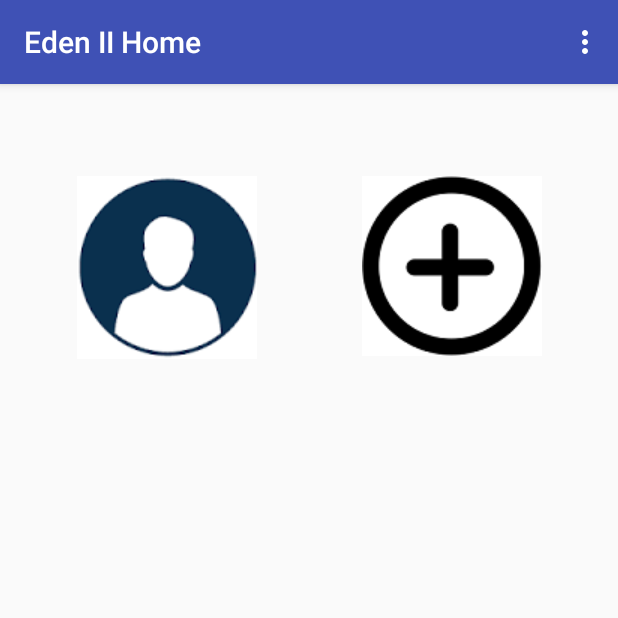
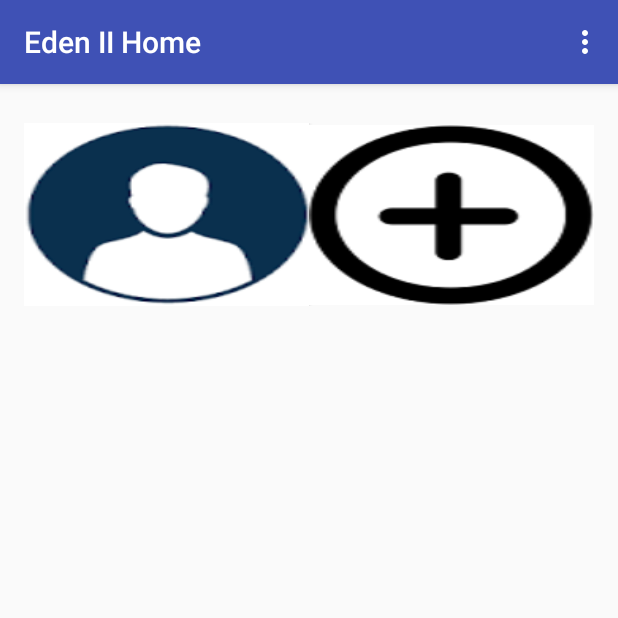
Before and after one commit to brooklyn2016/team-19, an Android app: the screen it shows after launch (MainActivity), on a phone screen of 412 x 824 dp, the top half of it. Run offline under Robolectric (Android 15) with nearby library versions, the phone set to English and light mode, and no system bars.

```diff
--- a/Eden2/app/src/main/AndroidManifest.xml
+++ b/Eden2/app/src/main/AndroidManifest.xml
@@ -3,6 +3,7 @@
     package="updated.eden2.org.eden2">
     <uses-permission android:name="android.permission.INTERNET" />
     <uses-permission android:name="android.permission.RECORD_AUDIO" />
+    <uses-permission android:name="android.permission.WRITE_EXTERNAL_STORAGE"/>
     <application
         android:allowBackup="true"
         android:icon="@mipmap/ic_launcher"
--- a/Eden2/app/src/main/res/layout/content_main.xml
+++ b/Eden2/app/src/main/res/layout/content_main.xml
@@ -21,19 +21,20 @@
         android:layout_marginTop="10dp"
         android:weightSum="1.0">
 
-    <ImageView
+    <Button
         android:layout_height="wrap_content"
+        android:id="@+id/profile_1"
         android:layout_width="wrap_content"
-        android:src="@drawable/prof_pic"
+        android:background="@drawable/prof_pic"
         android:adjustViewBounds="true"
         android:scaleType="centerInside"
         android:layout_weight=".5" />
 
-    <ImageView
+    <Button
         android:layout_height="wrap_content"
         android:layout_width="wrap_content"
         android:id="@+id/add_new"
-        android:src="@drawable/add"
+        android:background="@drawable/add"
         android:onClick="newProfile"
         android:adjustViewBounds="true"
         android:scaleType="centerInside"
```
Also changed, not shown: Eden2/app/src/main/java/updated/eden2/org/eden2/MainActivity.java (+75 -0 lines).
